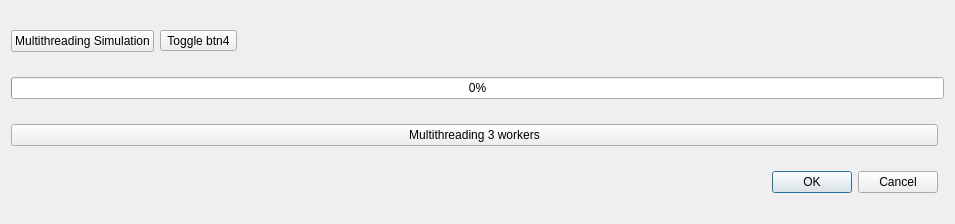
First picture: the form in dialogs/d_multithreading.ui, repository saccocristian/qt_project1, before the edit.
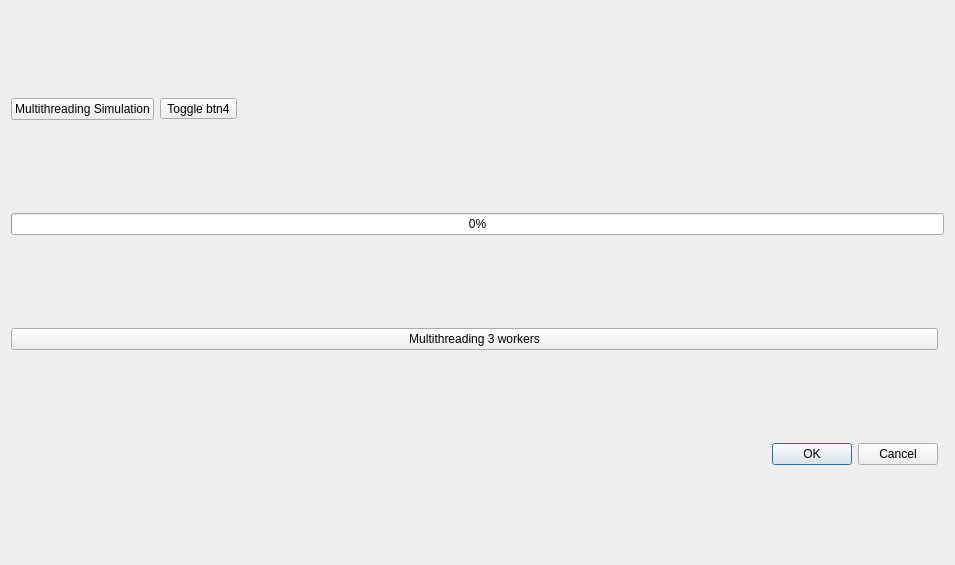
Second picture: the form after the edit.

Commit message:
fixed logics on inheritance dialog and miscellaneous dialog
uncommented code, new names on variables

Diff of the .ui file:
```diff
--- a/dialogs/d_multithreading.ui
+++ b/dialogs/d_multithreading.ui
@@ -7,7 +7,7 @@
     <x>0</x>
     <y>0</y>
     <width>955</width>
-    <height>224</height>
+    <height>565</height>
    </rect>
   </property>
   <property name="windowTitle">
```
The commit also changes 7 other files.
